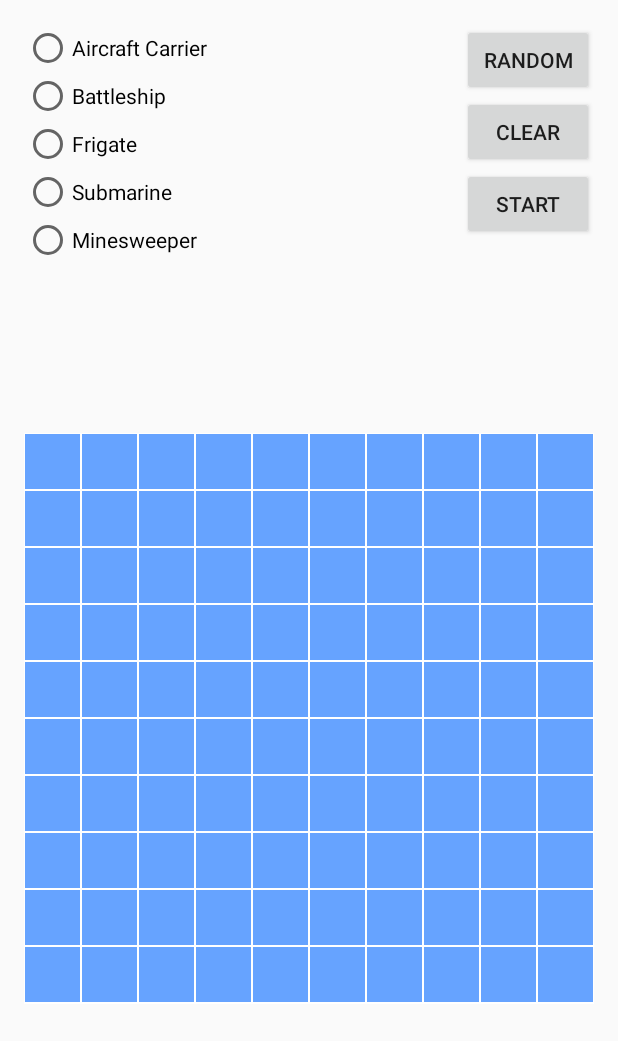
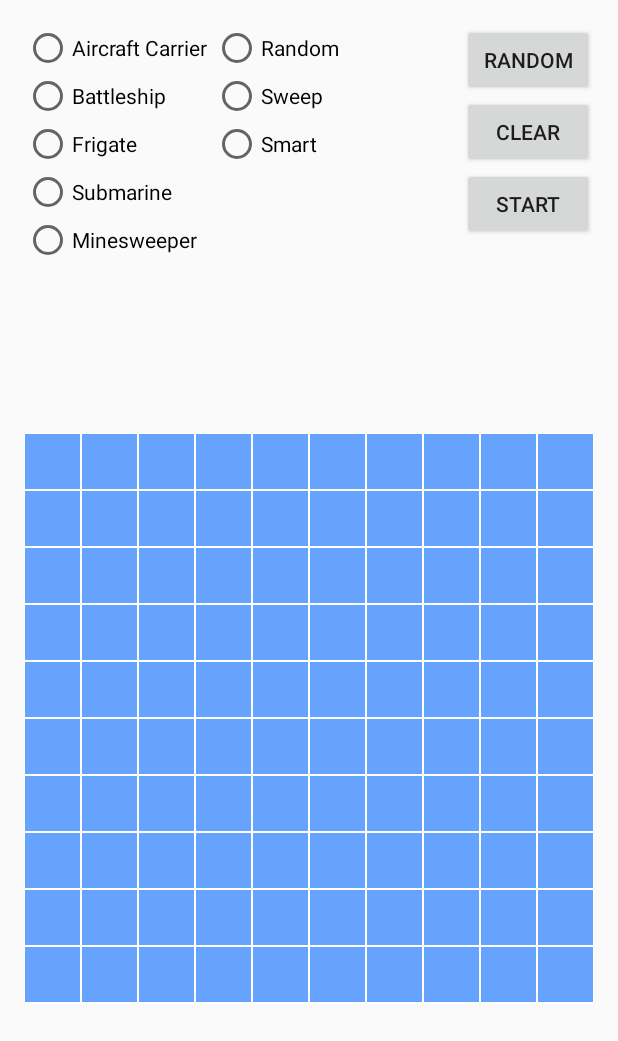
Before and after one commit to Rambus2150/BattleshipBase, an Android app: the PlayActivity screen opened directly, with no data from a screen before it, on a phone screen of 412 x 824 dp. Shown: the top 1041 px of the screen. Run offline under Robolectric (Android 15) with nearby library versions, the phone set to English and light mode, and no system bars.

Commit message:
added strategy buttons need to create functionality for all buttons

```diff
--- a/app/src/main/res/layout/activity_play.xml
+++ b/app/src/main/res/layout/activity_play.xml
@@ -24,7 +24,10 @@
             android:layout_height="0dp"
             android:layout_weight="0.3"
             android:orientation="vertical">
-
+        <RadioGroup
+            android:layout_width="210dp"
+            android:layout_height="300dp"
+            android:id="@+id/rgroup">
             <RadioButton
                 android:id="@+id/aircraft_carrier"
                 android:text="Aircraft Carrier"
@@ -58,11 +61,40 @@
                 android:layout_height="wrap_content"
                 android:layout_below="@id/submarine"
                 />
+                </RadioGroup>
+            <RadioGroup
+                android:layout_width="wrap_content"
+                android:layout_height="wrap_content"
+                android:layout_alignRight="@id/rgroup"
+
+                android:id="@+id/sgroup">
+                <RadioButton
+                    android:id="@+id/Random"
+                    android:text="Random"
+                    android:layout_width="wrap_content"
+                    android:layout_height="wrap_content" />
+                <RadioButton
+                    android:id="@+id/Sweep"
+                    android:text="Sweep"
+                    android:layout_width="wrap_content"
+                    android:layout_height="wrap_content"
+
+                    />
+                <RadioButton
+                    android:id="@+id/Smart"
+                    android:text="Smart"
+                    android:layout_width="wrap_content"
+                    android:layout_height="wrap_content"
+
+                    />
+
+            </RadioGroup>
 
             <RelativeLayout
                 android:layout_width="match_parent"
                 android:layout_height="match_parent"
                 android:orientation="vertical"
+                android:layout_alignParentTop="true"
                 android:layout_alignParentLeft="true"
                 android:layout_alignParentStart="true">
 
```
